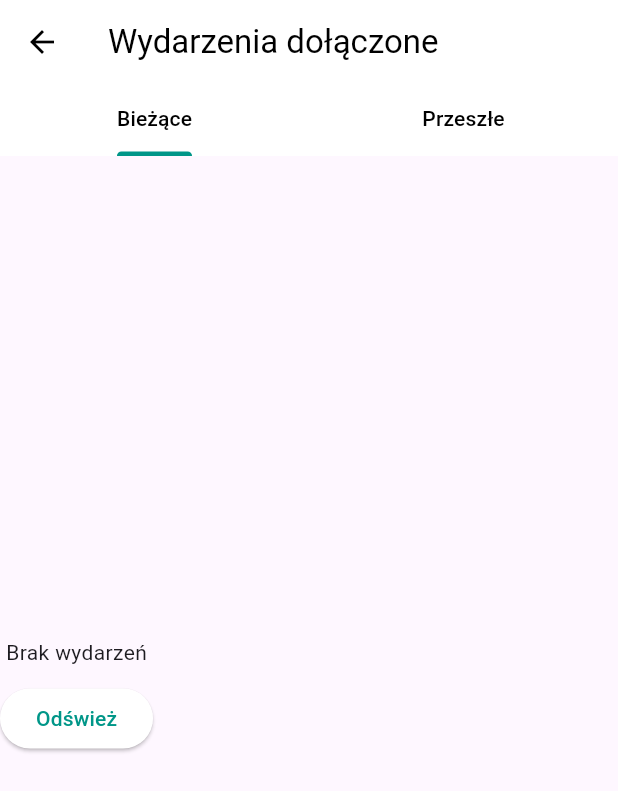
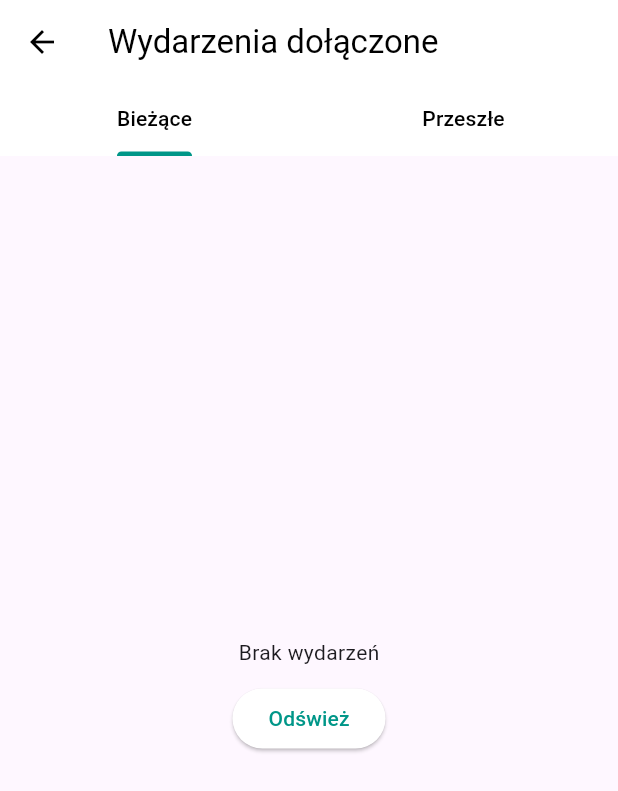
Before and after one commit to ikcilrep/pomagacze, a Flutter app: the EventsJoined screen opened by its route, on a phone screen of 412 x 824 dp. Shown: the top 791 px of the screen. Run offline on Flutter 3.47's test engine with Material 2 defaults, Android fonts, the phone set to English and light mode, and no system bars; drawn by our look-alikes of dynamic_color; our stand-ins replace auth_buttons, date_time_picker, equatable, flutter_form_builder, flutter_riverpod, fluttertoast and 6 more; missing offline and left inert: age_calculator, avatars, gender_picker, mailto, maps_launcher, open_location_picker and 1 more; accounts and stored records are empty.

Commit message:
fix some bugs

```diff
--- a/lib/components/event_list.dart
+++ b/lib/components/event_list.dart
@@ -32,12 +32,14 @@ class EventListState extends ConsumerState<EventList> {
                   itemBuilder: (context, index) => EventCard(data[index]),
                   itemCount: data.length,
                 )
-              : ErrorWithAction(
-                  action: () {
-                    ref.invalidate(widget.provider);
-                  },
-                  actionText: 'Odśwież',
-                  errorText: 'Brak wydarzeń'),
+              : Center(
+                child: ErrorWithAction(
+                    action: () {
+                      ref.invalidate(widget.provider);
+                    },
+                    actionText: 'Odśwież',
+                    errorText: 'Brak wydarzeń'),
+              ),
           error: (err, stack) {
             print(err);
             print(stack);
--- a/lib/db/users.dart
+++ b/lib/db/users.dart
@@ -35,7 +35,7 @@ class UsersDB {
       'updated_at': DateTime.now().toIso8601String(),
     };
     final response =
-        await supabase.from('profiles_extended').upsert(updates).execute();
+        await supabase.from('profiles').upsert(updates).execute();
     response.throwOnError();
   }
 
--- a/lib/state/friendships.dart
+++ b/lib/state/friendships.dart
@@ -27,7 +27,7 @@ final friendsAndUserProfilesProvider =
 });
 
 final outgoingFriendRequestsProvider =
-    FutureProvider<List<FriendRequest>>((ref) async {
+    FutureProvider.autoDispose<List<FriendRequest>>((ref) async {
   ref.watch(friendsIdsProvider.future);
 
   final userId = supabase.auth.user()?.id ?? '';
@@ -35,7 +35,7 @@ final outgoingFriendRequestsProvider =
 });
 
 final incomingFriendRequestsProvider =
-    FutureProvider<List<FriendRequest>>((ref) async {
+    FutureProvider.autoDispose<List<FriendRequest>>((ref) async {
   ref.watch(friendsIdsProvider.future);
 
   final userId = supabase.auth.user()?.id ?? '';
```
Also changed, not shown: lib/components/event_card.dart (+15 -13 lines).
